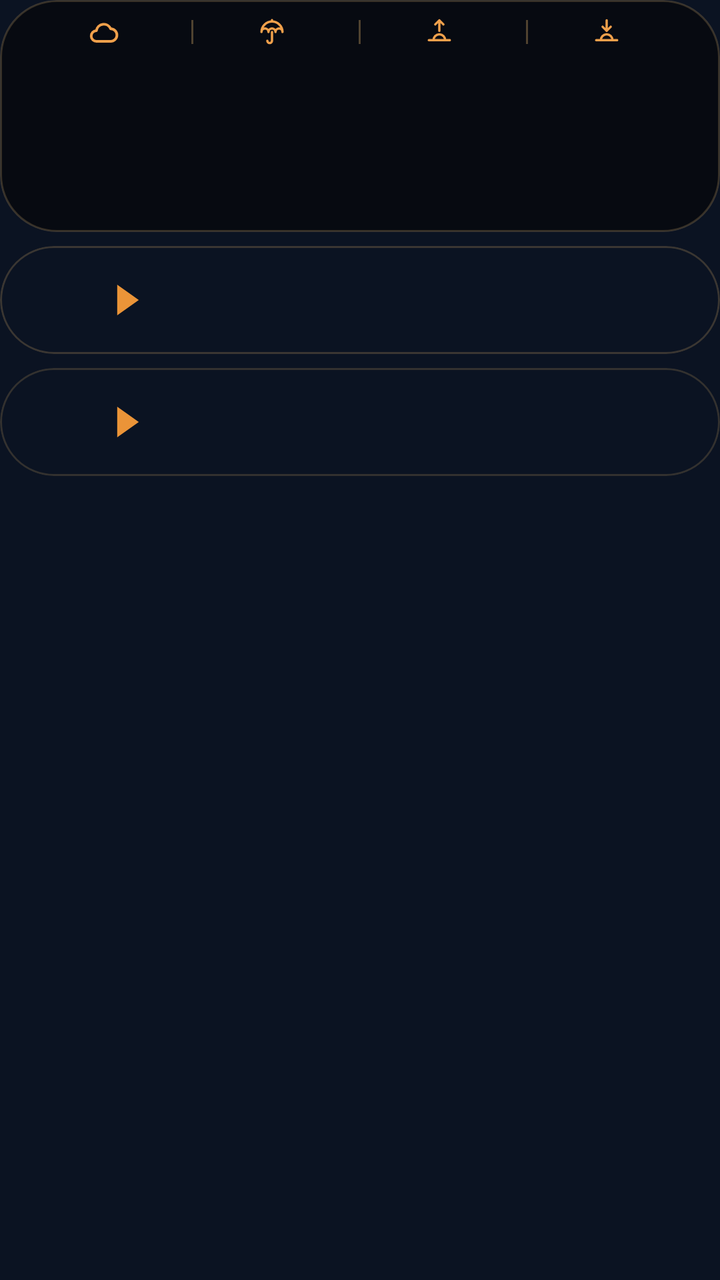
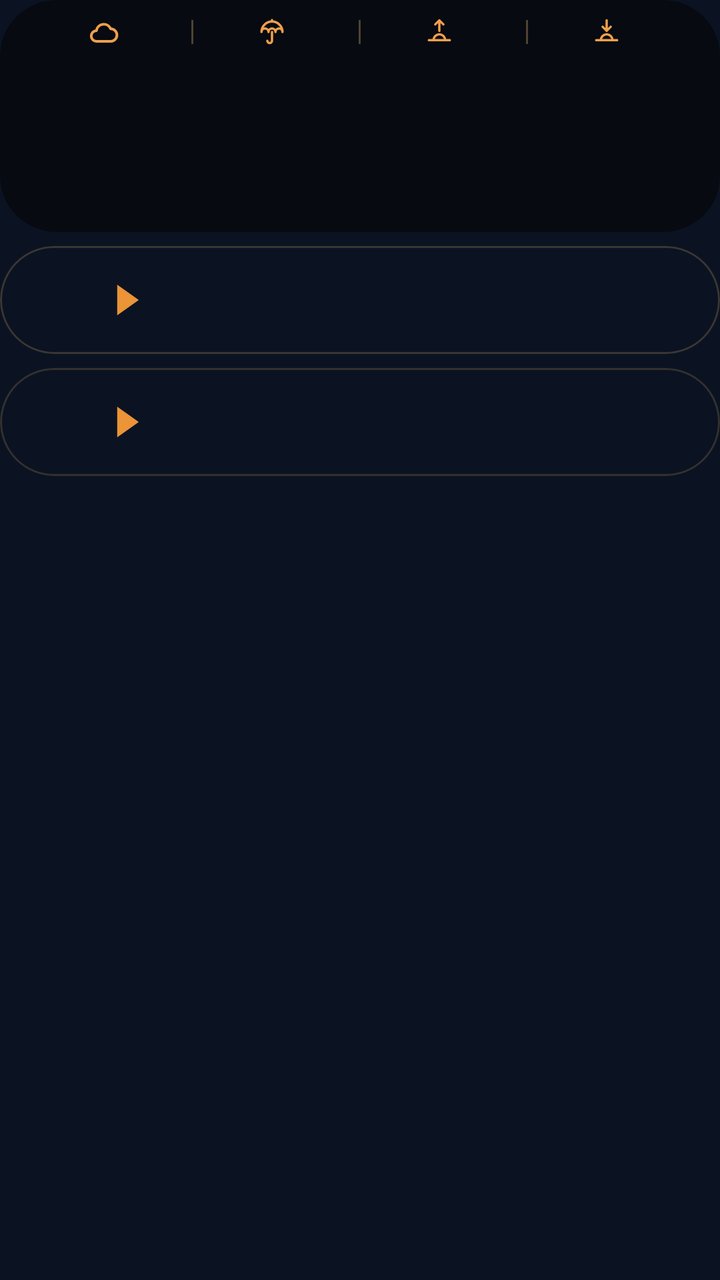

An Android layout rendered at two revisions. The XML below is the earlier revision; the diff shows what the commit changed to produce the second picture.
<!-- AndroidManifest.xml: application theme AppTheme -->
<!-- res/layout/widget_k2.xml -->
<?xml version="1.0" encoding="utf-8"?>
<FrameLayout
    xmlns:android="http://schemas.android.com/apk/res/android"
    android:id="@+id/root"
    android:layout_width="match_parent"
    android:layout_height="match_parent"
    android:padding="0dp">

    <LinearLayout
        android:layout_width="match_parent"
        android:layout_height="wrap_content"
        android:orientation="vertical">
        <LinearLayout
            android:layout_width="match_parent"
            android:layout_height="wrap_content"
            android:background="@drawable/cur_clocks"
            android:clipToOutline="true"
            android:orientation="vertical"
            android:padding="1dp">
        <FrameLayout
            android:layout_width="match_parent"
            android:layout_height="30dp">
            <ImageView
                android:id="@+id/hdr_bg"
                android:layout_width="match_parent"
                android:layout_height="match_parent"
                android:importantForAccessibility="no"
                android:scaleType="fitXY" />
            <LinearLayout
                android:layout_width="match_parent"
                android:layout_height="match_parent"
                android:orientation="horizontal"
                android:gravity="center"
                android:paddingStart="12dp"
                android:paddingEnd="12dp">
            <LinearLayout
                android:layout_width="0dp"
                android:layout_height="match_parent"
                android:layout_weight="1"
                android:gravity="center"
                android:orientation="horizontal">
                <ImageView
                    android:id="@+id/hdr_wx"
                    android:layout_width="16dp"
                    android:layout_height="16dp"
                    android:src="@drawable/wx_cloud"
                    android:scaleType="fitCenter" />
                <ImageView
                    android:id="@+id/hdr_temp"
                    android:layout_width="wrap_content"
                    android:layout_height="18dp"
                    android:adjustViewBounds="true"
                    android:layout_marginStart="5dp"
                    android:scaleType="fitCenter" />
            </LinearLayout>
            <ImageView
                android:id="@+id/sep0"
                android:layout_width="1dp"
                android:layout_height="12dp"
                android:src="@drawable/cur_sep"
                android:scaleType="fitXY" />
            <LinearLayout
                android:layout_width="0dp"
                android:layout_height="match_parent"
                android:layout_weight="1"
                android:gravity="center"
                android:orientation="horizontal">
                <ImageView
                    android:id="@+id/ic0"
                    android:layout_width="14dp"
                    android:layout_height="14dp"
                    android:src="@drawable/ic_umbrella"
                    android:scaleType="fitCenter" />
                <ImageView
                    android:id="@+id/hdr_rain"
                    android:layout_width="wrap_content"
                    android:layout_height="18dp"
                    android:adjustViewBounds="true"
                    android:layout_marginStart="4dp"
                    android:scaleType="fitCenter" />
            </LinearLayout>
            <ImageView
                android:id="@+id/sep1"
                android:layout_width="1dp"
                android:layout_height="12dp"
                android:src="@drawable/cur_sep"
                android:scaleType="fitXY" />
            <LinearLayout
                android:layout_width="0dp"
                android:layout_height="match_parent"
                android:layout_weight="1"
                android:gravity="center"
                android:orientation="horizontal">
                <ImageView
                    android:id="@+id/ic1"
                    android:layout_width="14dp"
                    android:layout_height="14dp"
                    android:src="@drawable/ic_sunrise"
                    android:scaleType="fitCenter" />
                <ImageView
                    android:id="@+id/hdr_rise"
                    android:layout_width="wrap_content"
                    android:layout_height="18dp"
                    android:adjustViewBounds="true"
                    android:layout_marginStart="4dp"
                    android:scaleType="fitCenter" />
            </LinearLayout>
            <ImageView
                android:id="@+id/sep2"
                android:layout_width="1dp"
                android:layout_height="12dp"
                android:src="@drawable/cur_sep"
                android:scaleType="fitXY" />
            <LinearLayout
                android:layout_width="0dp"
                android:layout_height="match_parent"
                android:layout_weight="1"
                android:gravity="center"
                android:orientation="horizontal">
                <ImageView
                    android:id="@+id/ic2"
                    android:layout_width="14dp"
                    android:layout_height="14dp"
                    android:src="@drawable/ic_sunset"
                    android:scaleType="fitCenter" />
                <ImageView
                    android:id="@+id/hdr_set"
                    android:layout_width="wrap_content"
                    android:layout_height="18dp"
                    android:adjustViewBounds="true"
                    android:layout_marginStart="4dp"
                    android:scaleType="fitCenter" />
            </LinearLayout>
        </LinearLayout>
        </FrameLayout>
        <LinearLayout
            android:layout_width="match_parent"
            android:layout_height="84dp"
            android:orientation="horizontal"
            android:padding="0dp">
            <FrameLayout
                android:layout_width="0dp"
                android:layout_height="match_parent"
                android:layout_weight="1">
                <LinearLayout
                    android:layout_width="match_parent"
                    android:layout_height="match_parent"
                    android:orientation="horizontal">
                    <ImageView
                        android:id="@+id/clk_bg_0a"
                        android:layout_width="28dp"
                        android:layout_height="match_parent"
                        android:scaleType="fitXY" />
                    <ImageView
                        android:id="@+id/clk_bg_0"
                        android:layout_width="0dp"
                        android:layout_height="match_parent"
                        android:layout_weight="1"
                        android:scaleType="fitXY" />
                </LinearLayout>
                <LinearLayout
                    android:layout_width="match_parent"
                    android:layout_height="match_parent"
                    android:orientation="vertical"
                    android:gravity="center"
                    android:paddingBottom="5dp"
                    android:paddingStart="2dp"
                    android:paddingEnd="2dp">
                    <ImageView
                        android:id="@+id/clk_day_0"
                        android:layout_width="match_parent"
                        android:layout_height="16dp"
                        android:scaleType="fitCenter" />
                    <ImageView
                        android:id="@+id/clk_time_0"
                        android:layout_width="match_parent"
                        android:layout_height="30dp"
                        android:scaleType="fitCenter" />
                    <ImageView
                        android:id="@+id/clk_city_0"
                        android:layout_width="match_parent"
                        android:layout_height="16dp"
                        android:layout_marginTop="-3dp"
                        android:scaleType="fitCenter" />
                </LinearLayout>
            </FrameLayout>
            <FrameLayout
                android:layout_width="0dp"
                android:layout_height="match_parent"
                android:layout_weight="1">
                <ImageView
                    android:id="@+id/clk_bg_1"
                    android:layout_width="match_parent"
                    android:layout_height="match_parent"
                    android:scaleType="fitXY" />
                <LinearLayout
                    android:layout_width="match_parent"
                    android:layout_height="match_parent"
                    android:orientation="vertical"
                    android:gravity="center"
                    android:paddingBottom="5dp"
                    android:paddingStart="2dp"
                    android:paddingEnd="2dp">
                    <ImageView
                        android:id="@+id/clk_day_1"
                        android:layout_width="match_parent"
                        android:layout_height="16dp"
                        android:scaleType="fitCenter" />
                    <ImageView
                        android:id="@+id/clk_time_1"
                        android:layout_width="match_parent"
                        android:layout_height="30dp"
                        android:scaleType="fitCenter" />
                    <ImageView
                        android:id="@+id/clk_city_1"
                        android:layout_width="match_parent"
                        android:layout_height="16dp"
                        android:layout_marginTop="-3dp"
                        android:scaleType="fitCenter" />
                </LinearLayout>
            </FrameLayout>
            <FrameLayout
                android:layout_width="0dp"
                android:layout_height="match_parent"
                android:layout_weight="1">
                <ImageView
                    android:id="@+id/clk_bg_2"
                    android:layout_width="match_parent"
                    android:layout_height="match_parent"
                    android:scaleType="fitXY" />
                <LinearLayout
                    android:layout_width="match_parent"
                    android:layout_height="match_parent"
                    android:orientation="vertical"
                    android:gravity="center"
                    android:paddingBottom="5dp"
                    android:paddingStart="2dp"
                    android:paddingEnd="2dp">
                    <ImageView
                        android:id="@+id/clk_day_2"
                        android:layout_width="match_parent"
                        android:layout_height="16dp"
                        android:scaleType="fitCenter" />
                    <ImageView
                        android:id="@+id/clk_time_2"
                        android:layout_width="match_parent"
                        android:layout_height="30dp"
                        android:scaleType="fitCenter" />
                    <ImageView
                        android:id="@+id/clk_city_2"
                        android:layout_width="match_parent"
                        android:layout_height="16dp"
                        android:layout_marginTop="-3dp"
                        android:scaleType="fitCenter" />
                </LinearLayout>
            </FrameLayout>
            <FrameLayout
                android:layout_width="0dp"
                android:layout_height="match_parent"
                android:layout_weight="1">
                <LinearLayout
                    android:layout_width="match_parent"
                    android:layout_height="match_parent"
                    android:orientation="horizontal">
                    <ImageView
                        android:id="@+id/clk_bg_3"
                        android:layout_width="0dp"
                        android:layout_height="match_parent"
                        android:layout_weight="1"
                        android:scaleType="fitXY" />
                    <ImageView
                        android:id="@+id/clk_bg_3a"
                        android:layout_width="28dp"
                        android:layout_height="match_parent"
                        android:scaleType="fitXY" />
                </LinearLayout>
                <LinearLayout
                    android:layout_width="match_parent"
                    android:layout_height="match_parent"
                    android:orientation="vertical"
                    android:gravity="center"
                    android:paddingBottom="5dp"
                    android:paddingStart="2dp"
                    android:paddingEnd="2dp">
                    <ImageView
                        android:id="@+id/clk_day_3"
                        android:layout_width="match_parent"
                        android:layout_height="16dp"
                        android:scaleType="fitCenter" />
                    <ImageView
                        android:id="@+id/clk_time_3"
                        android:layout_width="match_parent"
                        android:layout_height="30dp"
                        android:scaleType="fitCenter" />
                    <ImageView
                        android:id="@+id/clk_city_3"
                        android:layout_width="match_parent"
                        android:layout_height="16dp"
                        android:layout_marginTop="-3dp"
                        android:scaleType="fitCenter" />
                </LinearLayout>
            </FrameLayout>
        </LinearLayout>
        </LinearLayout>
        <FrameLayout
            android:id="@+id/row_0"
            android:layout_width="match_parent"
            android:layout_height="54dp"
            android:layout_marginTop="7dp"
            android:background="@drawable/cur_row_light"
            android:clipToOutline="true"
            android:foreground="?android:attr/selectableItemBackground">
            
            <ImageView
                android:id="@+id/trend_0"
                android:layout_width="match_parent"
                android:layout_height="match_parent"
                android:padding="1dp"
                android:scaleType="fitXY" />
            <LinearLayout
                android:layout_width="match_parent"
                android:layout_height="match_parent"
                android:orientation="horizontal"
                android:gravity="center_vertical"
                android:paddingStart="14dp"
                android:paddingEnd="24dp">
                <LinearLayout
                    android:layout_width="wrap_content"
                    android:layout_height="wrap_content"
                    android:orientation="horizontal"
                    android:gravity="center_vertical">
                    <ImageView
                        android:id="@+id/fl_a_0"
                        android:layout_width="30dp"
                        android:layout_height="30dp"
                        android:scaleType="fitCenter" />
                    <ImageView
                        android:id="@+id/code_a_0"
                        android:layout_width="wrap_content"
                        android:layout_height="22dp"
                        android:adjustViewBounds="true"
                        android:layout_marginStart="6dp"
                        android:scaleType="fitStart" />
                    <ImageView
                        android:id="@+id/arrow_0"
                        android:layout_width="12dp"
                        android:layout_height="16dp"
                        android:src="@drawable/cur_arrow"
                        android:layout_marginStart="8dp"
                        android:layout_marginEnd="10dp"
                        android:scaleType="fitCenter" />
                    <ImageView
                        android:id="@+id/fl_b_0"
                        android:layout_width="30dp"
                        android:layout_height="30dp"
                        android:scaleType="fitCenter" />
                    <ImageView
                        android:id="@+id/code_b_0"
                        android:layout_width="wrap_content"
                        android:layout_height="22dp"
                        android:adjustViewBounds="true"
                        android:layout_marginStart="6dp"
                        android:scaleType="fitStart" />
                </LinearLayout>
                <FrameLayout
                    android:layout_width="0dp"
                    android:layout_height="1dp"
                    android:layout_weight="1" />
                <LinearLayout
                    android:layout_width="wrap_content"
                    android:layout_height="wrap_content"
                    android:orientation="vertical"
                    android:layout_marginStart="6dp">
                    <LinearLayout
                        android:layout_width="wrap_content"
                        android:layout_height="16dp"
                        android:orientation="horizontal"
                        android:gravity="center_vertical">
                        <ImageView
                            android:id="@+id/mkt_val_0"
                            android:layout_width="52dp"
                            android:layout_height="12dp"
                            android:scaleType="fitEnd" />
                        <ImageView
                            android:id="@+id/mkt_lbl_0"
                            android:layout_width="42dp"
                            android:layout_height="11dp"
                            android:layout_marginStart="8dp"
                            android:scaleType="fitStart" />
                    </LinearLayout>
                    <LinearLayout
                        android:layout_width="wrap_content"
                        android:layout_height="16dp"
                        android:orientation="horizontal"
                        android:gravity="center_vertical"
                        android:layout_marginTop="2dp">
                        <ImageView
                            android:id="@+id/visa_val_0"
                            android:layout_width="52dp"
                            android:layout_height="12dp"
                            android:scaleType="fitEnd" />
                        <ImageView
                            android:id="@+id/visa_logo_0"
                            android:layout_width="42dp"
                            android:layout_height="16dp"
                            android:layout_marginStart="8dp"
                            android:scaleType="fitStart" />
                    </LinearLayout>
                </LinearLayout>
            </LinearLayout>
        </FrameLayout>
        <FrameLayout
            android:id="@+id/row_1"
            android:layout_width="match_parent"
            android:layout_height="54dp"
            android:layout_marginTop="7dp"
            android:background="@drawable/cur_row_dark"
            android:clipToOutline="true"
            android:foreground="?android:attr/selectableItemBackground">
            
            <ImageView
                android:id="@+id/trend_1"
                android:layout_width="match_parent"
                android:layout_height="match_parent"
                android:padding="1dp"
                android:scaleType="fitXY" />
            <LinearLayout
                android:layout_width="match_parent"
                android:layout_height="match_parent"
                android:orientation="horizontal"
                android:gravity="center_vertical"
                android:paddingStart="14dp"
                android:paddingEnd="24dp">
                <LinearLayout
                    android:layout_width="wrap_content"
                    android:layout_height="wrap_content"
                    android:orientation="horizontal"
                    android:gravity="center_vertical">
                    <ImageView
                        android:id="@+id/fl_a_1"
                        android:layout_width="30dp"
                        android:layout_height="30dp"
                        android:scaleType="fitCenter" />
                    <ImageView
                        android:id="@+id/code_a_1"
                        android:layout_width="wrap_content"
                        android:layout_height="22dp"
                        android:adjustViewBounds="true"
                        android:layout_marginStart="6dp"
                        android:scaleType="fitStart" />
                    <ImageView
                        android:id="@+id/arrow_1"
                        android:layout_width="12dp"
                        android:layout_height="16dp"
                        android:src="@drawable/cur_arrow"
                        android:layout_marginStart="8dp"
                        android:layout_marginEnd="10dp"
                        android:scaleType="fitCenter" />
                    <ImageView
                        android:id="@+id/fl_b_1"
                        android:layout_width="30dp"
                        android:layout_height="30dp"
                        android:scaleType="fitCenter" />
                    <ImageView
                        android:id="@+id/code_b_1"
                        android:layout_width="wrap_content"
                        android:layout_height="22dp"
                        android:adjustViewBounds="true"
                        android:layout_marginStart="6dp"
                        android:scaleType="fitStart" />
                </LinearLayout>
                <FrameLayout
                    android:layout_width="0dp"
                    android:layout_height="1dp"
                    android:layout_weight="1" />
                <LinearLayout
                    android:layout_width="wrap_content"
                    android:layout_height="wrap_content"
                    android:orientation="vertical"
                    android:layout_marginStart="6dp">
                    <LinearLayout
                        android:layout_width="wrap_content"
                        android:layout_height="16dp"
                        android:orientation="horizontal"
                        android:gravity="center_vertical">
                        <ImageView
                            android:id="@+id/mkt_val_1"
                            android:layout_width="52dp"
                            android:layout_height="12dp"
                            android:scaleType="fitEnd" />
                        <ImageView
                            android:id="@+id/mkt_lbl_1"
                            android:layout_width="42dp"
                            android:layout_height="11dp"
                            android:layout_marginStart="8dp"
                            android:scaleType="fitStart" />
                    </LinearLayout>
                    <LinearLayout
                        android:layout_width="wrap_content"
                        android:layout_height="16dp"
                        android:orientation="horizontal"
                        android:gravity="center_vertical"
                        android:layout_marginTop="2dp">
                        <ImageView
                            android:id="@+id/visa_val_1"
                            android:layout_width="52dp"
                            android:layout_height="12dp"
                            android:scaleType="fitEnd" />
                        <ImageView
                            android:id="@+id/visa_logo_1"
                            android:layout_width="42dp"
                            android:layout_height="16dp"
                            android:layout_marginStart="8dp"
                            android:scaleType="fitStart" />
                    </LinearLayout>
                </LinearLayout>
            </LinearLayout>
        </FrameLayout>
    </LinearLayout>
</FrameLayout>
<!-- resources referenced by this layout -->
<resources>
  <!-- drawable cur_arrow (drawable) -->
  <?xml version="1.0" encoding="utf-8"?>
  <vector xmlns:android="http://schemas.android.com/apk/res/android" android:width="20dp" android:height="26dp" android:viewportWidth="20" android:viewportHeight="26">
      <path android:fillColor="#FFEB9438" android:pathData="M1,0L1,26L19,13Z" />
  </vector>
  <!-- drawable cur_clocks (drawable) -->
  <?xml version="1.0" encoding="utf-8"?>
  <shape xmlns:android="http://schemas.android.com/apk/res/android" android:shape="rectangle">
      <solid android:color="#F0070A10" />
      <stroke android:width="1dp" android:color="#3DD2A867" />
      <corners android:radius="@dimen/widget_radius" />
  </shape>
  <!-- drawable cur_row_dark (drawable) -->
  <?xml version="1.0" encoding="utf-8"?>
  <shape xmlns:android="http://schemas.android.com/apk/res/android" android:shape="rectangle">
      <solid android:color="#00000000" />
      <stroke android:width="1dp" android:color="#33D2A867" />
      <corners android:radius="@dimen/widget_radius" />
  </shape>
  <!-- drawable cur_row_light (drawable) -->
  <?xml version="1.0" encoding="utf-8"?>
  <shape xmlns:android="http://schemas.android.com/apk/res/android" android:shape="rectangle">
      <solid android:color="#00000000" />
      <stroke android:width="1dp" android:color="#3DD2A867" />
      <corners android:radius="@dimen/widget_radius" />
  </shape>
  <!-- drawable cur_sep (drawable) -->
  <?xml version="1.0" encoding="utf-8"?>
  <shape xmlns:android="http://schemas.android.com/apk/res/android" android:shape="rectangle"><solid android:color="#5CD2A867" /></shape>
  <!-- drawable ic_sunrise (drawable) -->
  <?xml version="1.0" encoding="utf-8"?>
  <vector xmlns:android="http://schemas.android.com/apk/res/android" android:width="24dp" android:height="24dp" android:viewportWidth="24" android:viewportHeight="24">
      <path android:strokeColor="#FFF0A04B" android:strokeWidth="2" android:strokeLineCap="round" android:strokeLineJoin="round" android:fillColor="#00000000"
          android:pathData="M3,19L21,19M7,19A5,5 0,0 1,17 19M12,2L12,11M8.5,5.5L12,2L15.5,5.5" />
  </vector>
  <!-- drawable ic_sunset (drawable) -->
  <?xml version="1.0" encoding="utf-8"?>
  <vector xmlns:android="http://schemas.android.com/apk/res/android" android:width="24dp" android:height="24dp" android:viewportWidth="24" android:viewportHeight="24">
      <path android:strokeColor="#FFF0A04B" android:strokeWidth="2" android:strokeLineCap="round" android:strokeLineJoin="round" android:fillColor="#00000000"
          android:pathData="M3,19L21,19M7,19A5,5 0,0 1,17 19M12,2L12,11M8.5,7.5L12,11L15.5,7.5" />
  </vector>
  <!-- drawable wx_cloud (drawable) -->
  <?xml version="1.0" encoding="utf-8"?>
  <vector xmlns:android="http://schemas.android.com/apk/res/android" android:width="24dp" android:height="24dp" android:viewportWidth="24" android:viewportHeight="24">
      <path android:strokeColor="#FFF0A04B" android:strokeWidth="2" android:strokeLineCap="round" android:strokeLineJoin="round" android:fillColor="#00000000"
          android:pathData="M7,19A4,4 0,0 1,6.8 11A5.6,5.6 0,0 1,17.5 9.6A4.7,4.7 0,0 1,17.5 19Z" />
  </vector>
  <style name="AppTheme" parent="@android:style/Theme.DeviceDefault.NoActionBar">
          <item name="android:colorAccent">#DF8B35</item>
          <item name="android:colorControlActivated">#DF8B35</item>
          <item name="android:windowBackground">#0B1322</item>
          <item name="android:statusBarColor">#0E111A</item>
          <item name="android:navigationBarColor">#0B1322</item>
          <item name="android:textColorHint">#718096</item>
      </style>
  <dimen name="widget_radius">28dp</dimen>
  <!-- unchanged entries left out for length: 1 -->
</resources>

<!-- the commit's change to res/layout/widget_k2.xml (unified diff, before → after) -->
@@ -13,7 +13,9 @@
         <LinearLayout
             android:layout_width="match_parent"
             android:layout_height="wrap_content"
+            android:id="@+id/clocks_card"
             android:background="@drawable/cur_clocks"
+            android:foreground="@drawable/cur_clocks_edge"
             android:clipToOutline="true"
             android:orientation="vertical"
             android:padding="1dp">
<!-- resource entries referenced after the edit -->
@@ -9,6 +9,12 @@
   <?xml version="1.0" encoding="utf-8"?>
   <shape xmlns:android="http://schemas.android.com/apk/res/android" android:shape="rectangle">
       <solid android:color="#F0070A10" />
+      <corners android:radius="@dimen/widget_radius" />
+  </shape>
+  <!-- drawable cur_clocks_edge (drawable) -->
+  <?xml version="1.0" encoding="utf-8"?>
+  <shape xmlns:android="http://schemas.android.com/apk/res/android" android:shape="rectangle">
+      <solid android:color="#00000000" />
       <stroke android:width="1dp" android:color="#3DD2A867" />
       <corners android:radius="@dimen/widget_radius" />
   </shape>
